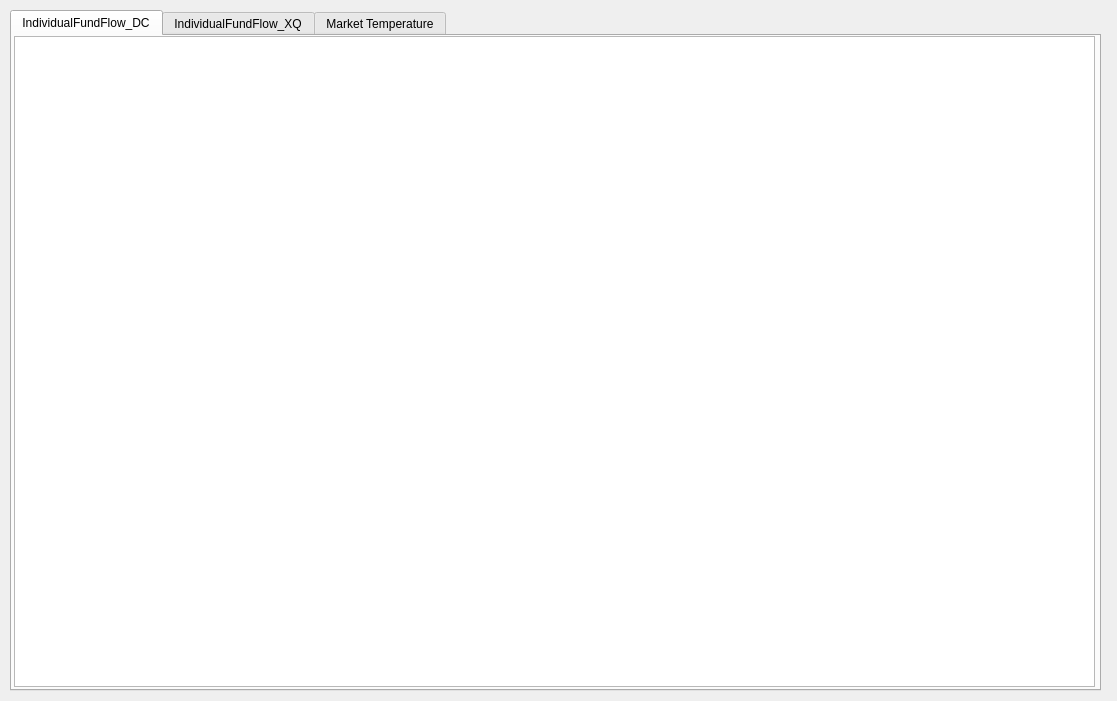
This is StockTip/form.ui in Ruffia/ADRHis as Qt 5 draws it before an edit. The edited form follows.
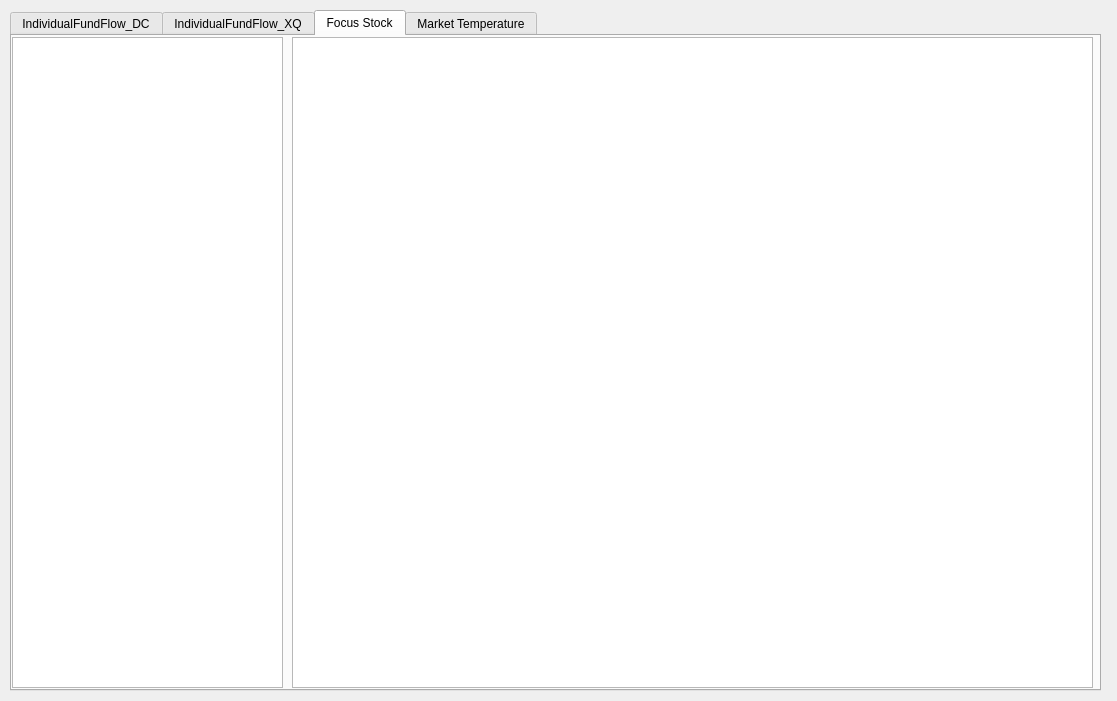
This is the edited form.

Commit message: 增加Focus Stock 以及 Add comment 功能

Patch:
```diff
--- a/StockTip/form.ui
+++ b/StockTip/form.ui
@@ -23,7 +23,7 @@
     </rect>
    </property>
    <property name="currentIndex">
-    <number>0</number>
+    <number>2</number>
    </property>
    <widget class="QWidget" name="m_tabIndividualFundFlow_DC">
     <attribute name="title">
@@ -55,6 +55,31 @@
      </property>
     </widget>
    </widget>
+   <widget class="QWidget" name="m_tabFocusStock">
+    <attribute name="title">
+     <string>Focus Stock</string>
+    </attribute>
+    <widget class="QTableView" name="m_tableViewFocusStock">
+     <property name="geometry">
+      <rect>
+       <x>0</x>
+       <y>1</y>
+       <width>271</width>
+       <height>651</height>
+      </rect>
+     </property>
+    </widget>
+    <widget class="QTableView" name="m_tableViewFocusStockComment">
+     <property name="geometry">
+      <rect>
+       <x>280</x>
+       <y>1</y>
+       <width>801</width>
+       <height>651</height>
+      </rect>
+     </property>
+    </widget>
+   </widget>
    <widget class="QWidget" name="m_tabMarketTemperature">
     <attribute name="title">
      <string>Market Temperature</string>
```
The commit also changes 2 other files.
